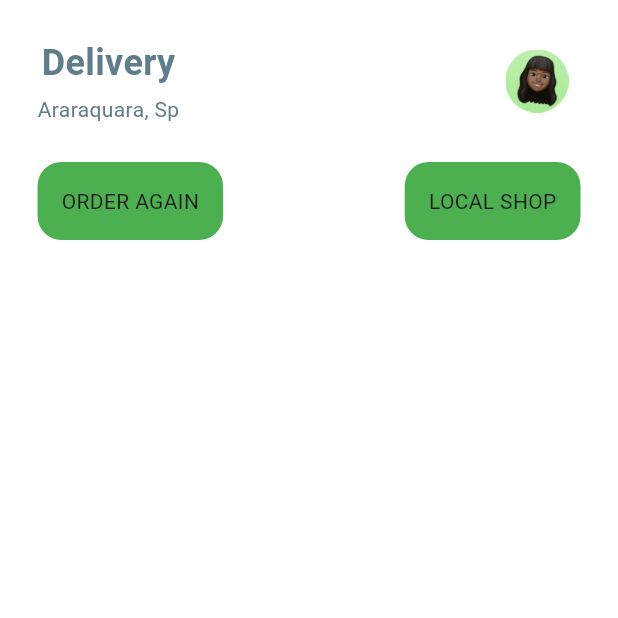
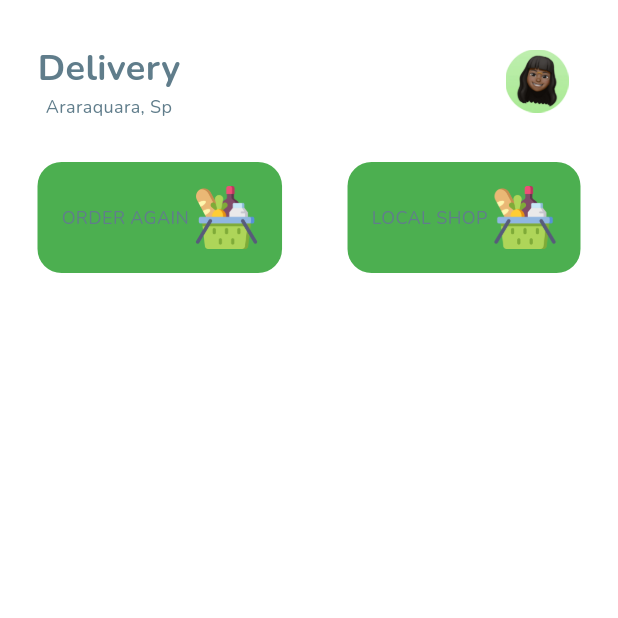
Before and after one commit to maoaktree/sample_app, a Flutter app: the screen it shows after launch, on a phone screen of 412 x 824 dp, the top half of it. Run offline on Flutter 3.47's test engine with Material 3 defaults, Android fonts, the phone set to English and light mode, and no system bars; our stand-ins replace google_fonts.

Commit message:
installed the google_fonts package and updated the fonts in home_page.dart

```diff
--- a/lib/pages/home_page.dart
+++ b/lib/pages/home_page.dart
@@ -1,4 +1,5 @@
 import 'package:flutter/material.dart';
+import 'package:google_fonts/google_fonts.dart';
 
 class HomePage extends StatefulWidget {
   const HomePage({super.key});
@@ -21,22 +22,22 @@ class _HomePageState extends State<HomePage> {
               Row(
                 mainAxisAlignment: MainAxisAlignment.spaceBetween,
                 children: [
-                  const Column(
+                  Column(
                     children: [
                       Text(
                         "Delivery",
-                        style: TextStyle(
+                        style: GoogleFonts.nunito(
                           color: Colors.blueGrey,
                           fontSize: 24,
                           fontWeight: FontWeight.bold,
                         ),
                       ),
-                      SizedBox(
-                        height: 4,
-                      ),
                       Text(
                         'Araraquara, Sp',
-                        style: TextStyle(color: Colors.blueGrey),
+                        style: GoogleFonts.nunito(
+                          color: Colors.blueGrey,
+                          fontSize: 12,
+                        ),
                       ),
                     ],
                   ),
@@ -70,19 +71,32 @@ class _HomePageState extends State<HomePage> {
                       color: Colors.green,
                       borderRadius: BorderRadius.circular(16),
                     ),
-                    child: const Row(
+                    child: Row(
                       children: [
                         // ORDER AGAIN
                         Column(
                           children: [
                             Text(
                               'ORDER AGAIN',
+                              style: GoogleFonts.nunito(
+                                color: Colors.blueGrey,
+                                fontSize: 12,
+                              ),
                             ),
                           ],
+                        ),
+
+                        const SizedBox(width: 4),
+
+                        Image.asset(
+                          'lib/images/bag.png',
+                          width: 42,
+                          height: 42,
                         ),
                       ],
                     ),
                   ),
+
                   const SizedBox(
                     height: 25,
                   ),
@@ -94,10 +108,24 @@ class _HomePageState extends State<HomePage> {
                       color: Colors.green,
                       borderRadius: BorderRadius.circular(16),
                     ),
-                    child: const Row(
+                    child: Row(
                       children: [
                         Column(
-                          children: [Text('LOCAL SHOP')],
+                          children: [
+                            Text(
+                              'LOCAL SHOP',
+                              style: GoogleFonts.nunito(
+                                color: Colors.blueGrey,
+                                fontSize: 12,
+                              ),
+                            )
+                          ],
+                        ),
+                        const SizedBox(width: 4),
+                        Image.asset(
+                          'lib/images/bag.png',
+                          width: 42,
+                          height: 42,
                         ),
                       ],
                     ),
```
